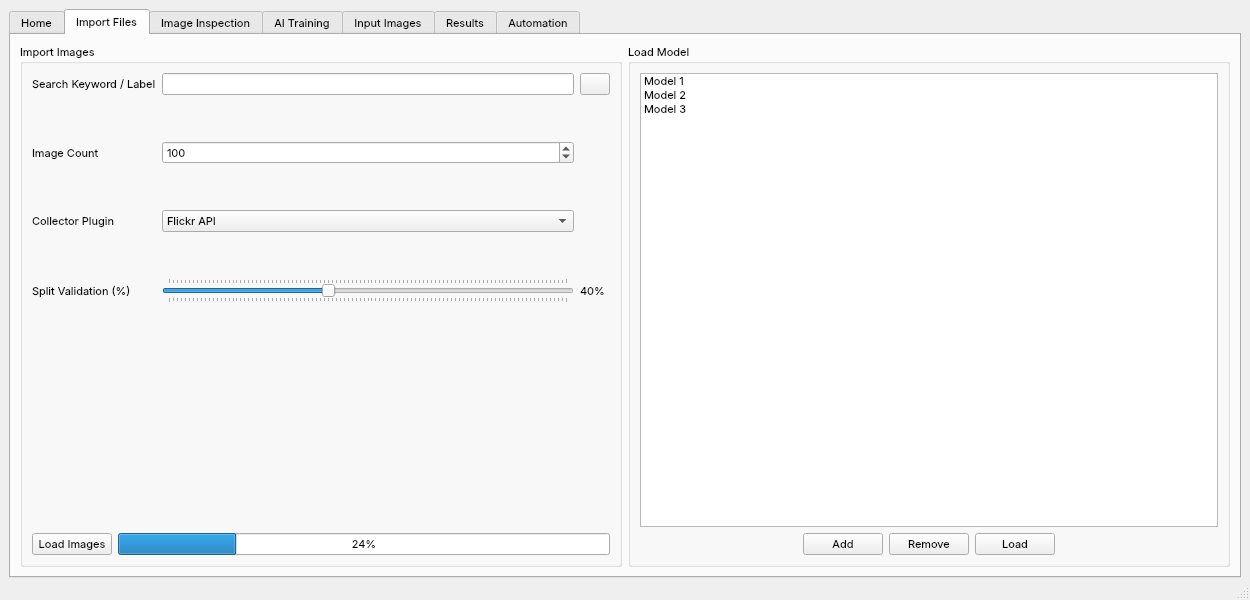
First picture: the form in mainwindow.ui, repository Joensw/RCAIT, before the edit.
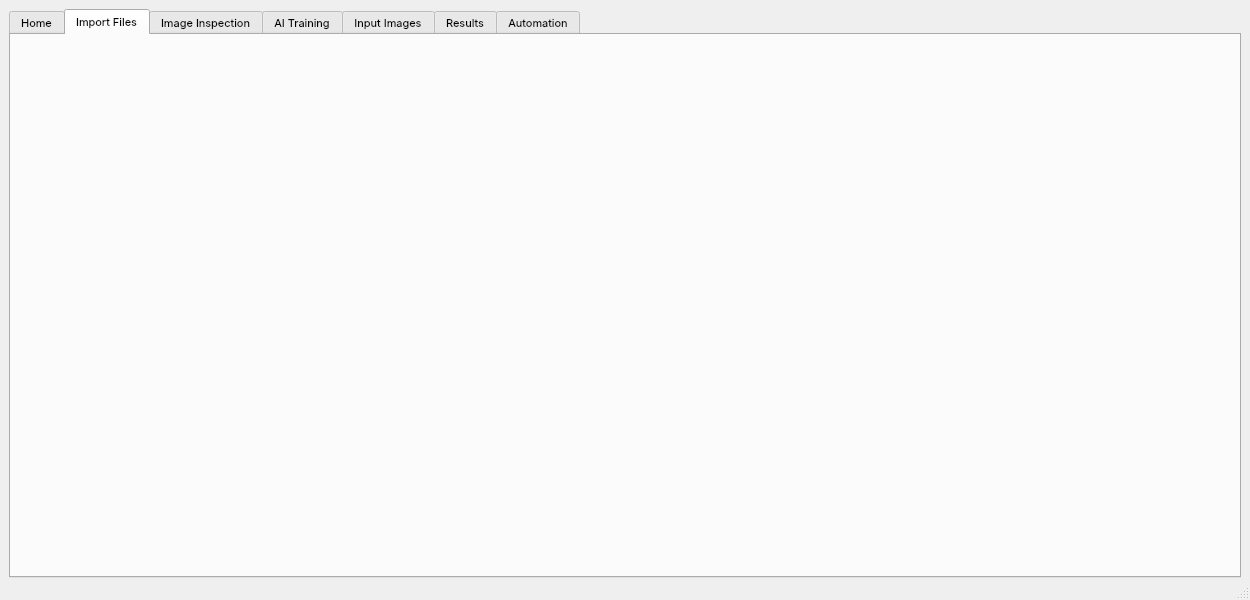
Second picture: the form after the edit. The open tabs and pages were chosen to show the change. Icons and pictures are not drawn. Custom widgets are drawn as their Qt base class.

Commit message: factored ImporFilesWidget out of the main window

```diff
--- a/mainwindow.ui
+++ b/mainwindow.ui
@@ -92,347 +92,7 @@
        <attribute name="title">
         <string>Import Files</string>
        </attribute>
-       <layout class="QHBoxLayout" name="horizontalLayout">
-        <item>
-         <widget class="QGroupBox" name="groupBox_2">
-          <property name="enabled">
-           <bool>true</bool>
-          </property>
-          <property name="title">
-           <string>Import Images</string>
-          </property>
-          <layout class="QGridLayout" name="gridLayout_4" rowstretch="0,0,0">
-           <item row="2" column="0">
-            <widget class="QPushButton" name="pushButton_5">
-             <property name="font">
-              <font>
-               <family>SF Pro Text</family>
-               <pointsize>8</pointsize>
-              </font>
-             </property>
-             <property name="text">
-              <string>Load Images</string>
-             </property>
-            </widget>
-           </item>
-           <item row="2" column="1">
-            <widget class="QProgressBar" name="progressBar_2">
-             <property name="value">
-              <number>24</number>
-             </property>
-            </widget>
-           </item>
-           <item row="0" column="0" colspan="2">
-            <layout class="QGridLayout" name="gridLayout_12">
-             <item row="5" column="0">
-              <widget class="QLabel" name="label_7">
-               <property name="text">
-                <string>Collector Plugin</string>
-               </property>
-              </widget>
-             </item>
-             <item row="3" column="1">
-              <widget class="QSpinBox" name="spinBox">
-               <property name="sizePolicy">
-                <sizepolicy hsizetype="Minimum" vsizetype="Fixed">
-                 <horstretch>0</horstretch>
-                 <verstretch>0</verstretch>
-                </sizepolicy>
-               </property>
-               <property name="maximum">
-                <number>1000</number>
-               </property>
-               <property name="value">
-                <number>100</number>
-               </property>
-              </widget>
-             </item>
-             <item row="7" column="0">
-              <widget class="QLabel" name="label_4">
-               <property name="text">
-                <string>Split Validation (%)</string>
-               </property>
-              </widget>
-             </item>
-             <item row="4" column="1">
-              <spacer name="verticalSpacer_5">
-               <property name="orientation">
-                <enum>Qt::Vertical</enum>
-               </property>
-               <property name="sizeHint" stdset="0">
-                <size>
-                 <width>20</width>
-                 <height>40</height>
-                </size>
-               </property>
-              </spacer>
-             </item>
-             <item row="0" column="0">
-              <widget class="QLabel" name="label_3">
-               <property name="text">
-                <string>Search Keyword / Label</string>
-               </property>
-              </widget>
-             </item>
-             <item row="5" column="1">
-              <widget class="QComboBox" name="comboBox_3">
-               <property name="enabled">
-                <bool>true</bool>
-               </property>
-               <item>
-                <property name="text">
-                 <string>Flickr API</string>
-                </property>
-               </item>
-               <item>
-                <property name="text">
-                 <string>Folder API</string>
-                </property>
-               </item>
-               <item>
-                <property name="text">
-                 <string>Bing Image Search API</string>
-                </property>
-               </item>
-              </widget>
-             </item>
-             <item row="6" column="1">
-              <spacer name="verticalSpacer_6">
-               <property name="orientation">
-                <enum>Qt::Vertical</enum>
-               </property>
-               <property name="sizeHint" stdset="0">
-                <size>
-                 <width>20</width>
-                 <height>40</height>
-                </size>
-               </property>
-              </spacer>
-             </item>
-             <item row="0" column="1">
-              <widget class="Tags" name="lineEdit">
-               <property name="sizePolicy">
-                <sizepolicy hsizetype="Expanding" vsizetype="Expanding">
-                 <horstretch>0</horstretch>
-                 <verstretch>0</verstretch>
-                </sizepolicy>
-               </property>
-               <property name="contextMenuPolicy">
-                <enum>Qt::DefaultContextMenu</enum>
-               </property>
-              </widget>
-             </item>
-             <item row="0" column="2">
-              <layout class="QHBoxLayout" name="horizontalLayout_14">
-               <item>
-                <widget class="QPushButton" name="pushButton_clearTags">
-                 <property name="minimumSize">
-                  <size>
-                   <width>30</width>
-                   <height>0</height>
-                  </size>
-                 </property>
-                 <property name="maximumSize">
-                  <size>
-                   <width>8</width>
-                   <height>29</height>
-                  </size>
-                 </property>
-                 <property name="text">
-                  <string/>
-                 </property>
-                 <property name="icon">
-                  <iconset resource="UI_Icons.qrc">
-                   <normaloff>:/Resources/UISymbols/UI_Delete_All_Items.svg</normaloff>:/Resources/UISymbols/UI_Delete_All_Items.svg</iconset>
-                 </property>
-                </widget>
-               </item>
-              </layout>
-             </item>
-             <item row="7" column="1">
-              <widget class="QSlider" name="horizontalSlider">
-               <property name="maximum">
-                <number>100</number>
-               </property>
-               <property name="value">
-                <number>40</number>
-               </property>
-               <property name="orientation">
-                <enum>Qt::Horizontal</enum>
-               </property>
-               <property name="tickPosition">
-                <enum>QSlider::TicksBothSides</enum>
-               </property>
-              </widget>
-             </item>
-             <item row="3" column="0">
-              <widget class="QLabel" name="label_2">
-               <property name="text">
-                <string>Image Count</string>
-               </property>
-              </widget>
-             </item>
-             <item row="1" column="1">
-              <spacer name="verticalSpacer_4">
-               <property name="orientation">
-                <enum>Qt::Vertical</enum>
-               </property>
-               <property name="sizeHint" stdset="0">
-                <size>
-                 <width>20</width>
-                 <height>40</height>
-                </size>
-               </property>
-              </spacer>
-             </item>
-             <item row="7" column="2">
-              <widget class="QLabel" name="label_5">
-               <property name="text">
-                <string>40%</string>
-               </property>
-              </widget>
-             </item>
-            </layout>
-           </item>
-           <item row="1" column="1">
-            <spacer name="verticalSpacer_3">
-             <property name="orientation">
-              <enum>Qt::Vertical</enum>
-             </property>
-             <property name="sizeHint" stdset="0">
-              <size>
-               <width>20</width>
-               <height>40</height>
-              </size>
-             </property>
-            </spacer>
-           </item>
-          </layout>
-         </widget>
-        </item>
-        <item>
-         <widget class="QGroupBox" name="gridGroupBox">
-          <property name="title">
-           <string>Load Model</string>
-          </property>
-          <layout class="QHBoxLayout" name="horizontalLayout_17">
-           <item>
-            <layout class="QVBoxLayout" name="verticalLayout_4">
-             <item>
-              <widget class="CustomListWidget" name="listWidget_5">
-               <property name="font">
-                <font>
-                 <family>SF Pro Text</family>
-                 <pointsize>8</pointsize>
-                 <weight>50</weight>
-                 <bold>false</bold>
-                </font>
-               </property>
-               <property name="styleSheet">
-                <string notr="true">selection-color: rgb(0, 0, 0);
-selection-background-color: rgb(255, 255, 255);</string>
-               </property>
-               <item>
-                <property name="text">
-                 <string>Model 1</string>
-                </property>
-                <property name="icon">
-                 <iconset>
-                  <activeon>:/Resources/TaskIcons/Task_Success.svg</activeon>
-                 </iconset>
-                </property>
-               </item>
-               <item>
-                <property name="text">
-                 <string>Model 2</string>
-                </property>
-                <property name="icon">
-                 <iconset>
-                  <selectedoff>:/Resources/TaskIcons/Task_Empty.svg</selectedoff>
-                 </iconset>
-                </property>
-               </item>
-               <item>
-                <property name="text">
-                 <string>Model 3</string>
-                </property>
-                <property name="icon">
-                 <iconset>
-                  <selectedoff>:/Resources/TaskIcons/Task_Empty.svg</selectedoff>
-                 </iconset>
-                </property>
-               </item>
-              </widget>
-             </item>
-             <item>
-              <layout class="QHBoxLayout" name="horizontalLayout_16">
-               <item>
-                <spacer name="horizontalSpacer_8">
-                 <property name="orientation">
-                  <enum>Qt::Horizontal</enum>
-                 </property>
-                 <property name="sizeHint" stdset="0">
-                  <size>
-                   <width>40</width>
-                   <height>20</height>
-                  </size>
-                 </property>
-                </spacer>
-               </item>
-               <item>
-                <widget class="QPushButton" name="pushButton_22">
-                 <property name="text">
-                  <string>Add</string>
-                 </property>
-                 <property name="icon">
-                  <iconset resource="UI_Icons.qrc">
-                   <normaloff>:/Resources/UISymbols/UI_Add_Icon.svg</normaloff>:/Resources/UISymbols/UI_Add_Icon.svg</iconset>
-                 </property>
-                </widget>
-               </item>
-               <item>
-                <widget class="QPushButton" name="pushButton_23">
-                 <property name="text">
-                  <string>Remove</string>
-                 </property>
-                 <property name="icon">
-                  <iconset resource="UI_Icons.qrc">
-                   <normaloff>:/Resources/UISymbols/UI_Delete_Item.svg</normaloff>:/Resources/UISymbols/UI_Delete_Item.svg</iconset>
-                 </property>
-                </widget>
-               </item>
-               <item>
-                <widget class="QPushButton" name="pushButton_6">
-                 <property name="text">
-                  <string>Load</string>
-                 </property>
-                 <property name="icon">
-                  <iconset resource="UI_Icons.qrc">
-                   <normaloff>:/Resources/UISymbols/UI_Arrow_Forward.svg</normaloff>:/Resources/UISymbols/UI_Arrow_Forward.svg</iconset>
-                 </property>
-                </widget>
-               </item>
-               <item>
-                <spacer name="horizontalSpacer_9">
-                 <property name="orientation">
-                  <enum>Qt::Horizontal</enum>
-                 </property>
-                 <property name="sizeHint" stdset="0">
-                  <size>
-                   <width>40</width>
-                   <height>20</height>
-                  </size>
-                 </property>
-                </spacer>
-               </item>
-              </layout>
-             </item>
-            </layout>
-           </item>
-          </layout>
-         </widget>
-        </item>
-       </layout>
+       <layout class="QHBoxLayout" name="horizontalLayout"/>
       </widget>
       <widget class="ImageSection" name="tab_image_inspection">
        <attribute name="icon">
@@ -771,11 +431,6 @@
   </widget>
  </widget>
  <customwidgets>
-  <customwidget>
-   <class>CustomListWidget</class>
-   <extends>QListWidget</extends>
-   <header>customlistwidget.h</header>
-  </customwidget>
   <customwidget>
    <class>CustomTabWidget</class>
    <extends>QTabWidget</extends>
@@ -788,11 +443,6 @@
    <header>imagesection.h</header>
    <container>1</container>
   </customwidget>
-  <customwidget>
-   <class>Tags</class>
-   <extends>QLineEdit</extends>
-   <header>tags.hpp</header>
-  </customwidget>
   <customwidget>
    <class>InputImagesWidget</class>
    <extends>QWidget</extends>
@@ -817,6 +467,12 @@
    <header>aitrainingwidget.h</header>
    <container>1</container>
   </customwidget>
+  <customwidget>
+   <class>ImportFilesWidget</class>
+   <extends>QWidget</extends>
+   <header>importfileswidget.h</header>
+   <container>1</container>
+  </customwidget>
  </customwidgets>
  <resources>
   <include location="UI_Icons.qrc"/>
```
Left out of the diff: 6 changed lines with no effect on the pictures. The commit also changes 6 other files.
